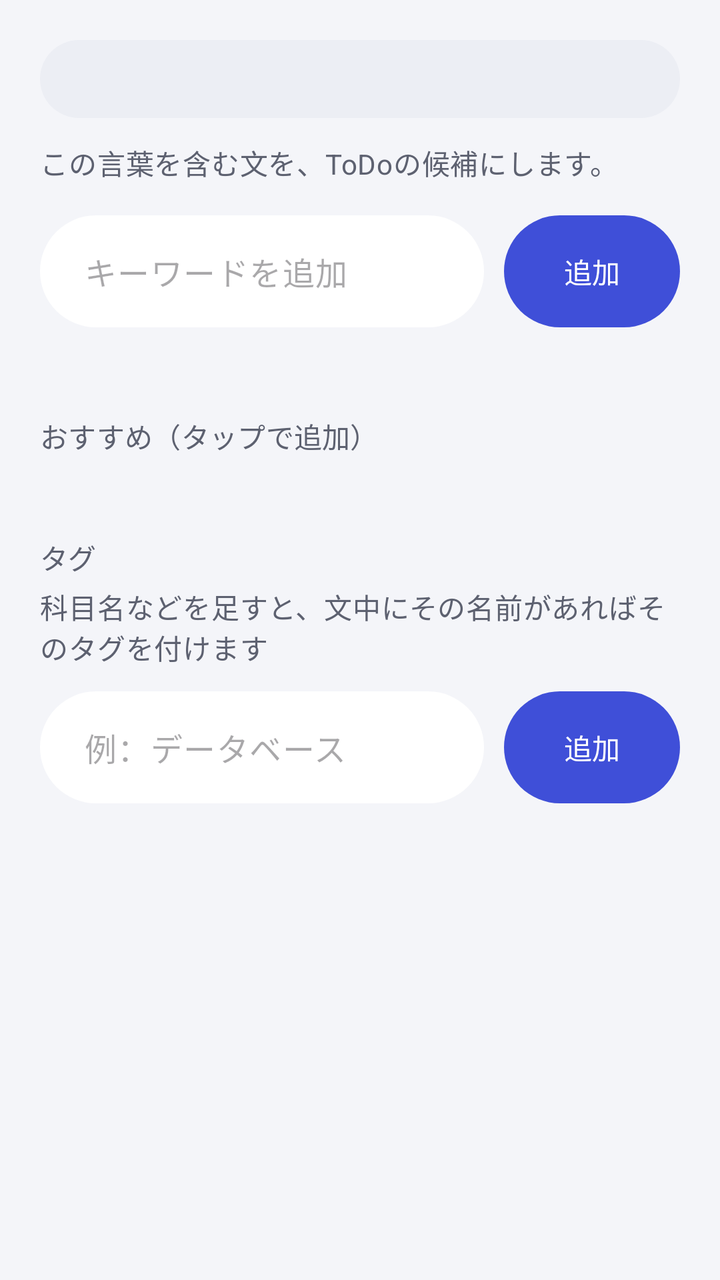
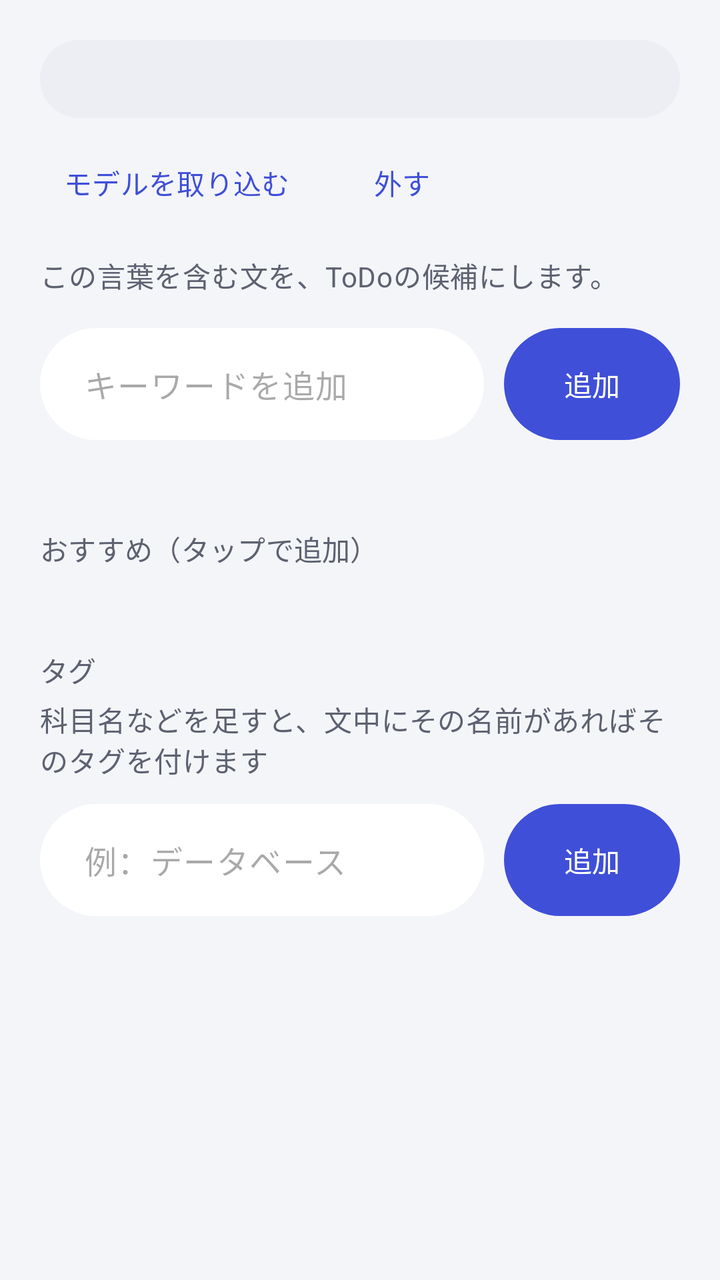

Compare the two renders of this Android layout. The source of the first and the diff that turns it into the second are given below.
<!-- AndroidManifest.xml: application theme Theme.MimiMemo -->
<!-- res/layout/activity_settings.xml -->
<?xml version="1.0" encoding="utf-8"?>
<ScrollView xmlns:android="http://schemas.android.com/apk/res/android"
    xmlns:app="http://schemas.android.com/apk/res-auto"
    android:layout_width="match_parent"
    android:layout_height="match_parent">

    <LinearLayout
        android:layout_width="match_parent"
        android:layout_height="wrap_content"
        android:orientation="vertical"
        android:padding="20dp">

        
        <TextView
            android:id="@+id/textAi"
            android:layout_width="match_parent"
            android:layout_height="wrap_content"
            android:layout_marginBottom="12dp"
            android:background="@drawable/bg_pill"
            android:backgroundTint="@color/surface_container"
            android:paddingHorizontal="16dp"
            android:paddingVertical="10dp"
            android:textAppearance="?attr/textAppearanceBodyMedium"
            android:textColor="?attr/colorOnSurface" />

        <TextView
            android:layout_width="match_parent"
            android:layout_height="wrap_content"
            android:text="@string/settings_description"
            android:textAppearance="?attr/textAppearanceBodyMedium"
            android:textColor="?attr/colorOnSurfaceVariant" />

        <LinearLayout
            android:layout_width="match_parent"
            android:layout_height="wrap_content"
            android:layout_marginTop="16dp"
            android:gravity="center_vertical"
            android:orientation="horizontal">

            
            <com.google.android.material.textfield.TextInputLayout
                android:id="@+id/layoutKeyword"
                style="@style/Widget.Material3.TextInputLayout.FilledBox"
                android:layout_width="0dp"
                android:layout_height="wrap_content"
                android:layout_weight="1"
                app:boxBackgroundColor="@color/card"
                app:boxCornerRadiusBottomEnd="28dp"
                app:boxCornerRadiusBottomStart="28dp"
                app:boxCornerRadiusTopEnd="28dp"
                app:boxCornerRadiusTopStart="28dp"
                app:boxStrokeWidth="0dp"
                app:boxStrokeWidthFocused="0dp"
                app:hintEnabled="false">

                <com.google.android.material.textfield.TextInputEditText
                    android:id="@+id/editKeyword"
                    android:layout_width="match_parent"
                    android:layout_height="56dp"
                    android:hint="@string/keyword_hint"
                    android:imeOptions="actionDone"
                    android:inputType="text"
                    android:paddingStart="22dp"
                    android:paddingTop="0dp"
                    android:paddingEnd="16dp"
                    android:paddingBottom="0dp" />
            </com.google.android.material.textfield.TextInputLayout>

            <com.google.android.material.button.MaterialButton
                android:id="@+id/buttonAdd"
                android:layout_width="wrap_content"
                android:layout_height="56dp"
                android:layout_marginStart="10dp"
                android:insetTop="0dp"
                android:insetBottom="0dp"
                android:paddingHorizontal="24dp"
                android:text="@string/action_add_keyword"
                app:cornerRadius="28dp" />
        </LinearLayout>

        <com.google.android.material.chip.ChipGroup
            android:id="@+id/chipGroup"
            android:layout_width="match_parent"
            android:layout_height="wrap_content"
            android:layout_marginTop="16dp" />

        
        <TextView
            android:id="@+id/labelSuggestions"
            style="@style/MimiMemo.SectionTitle"
            android:layout_width="wrap_content"
            android:layout_height="wrap_content"
            android:layout_marginTop="28dp"
            android:text="@string/keyword_suggestions" />

        <com.google.android.material.chip.ChipGroup
            android:id="@+id/suggestionGroup"
            android:layout_width="match_parent"
            android:layout_height="wrap_content"
            android:layout_marginTop="8dp" />

        
        <TextView
            style="@style/MimiMemo.SectionTitle"
            android:layout_width="wrap_content"
            android:layout_height="wrap_content"
            android:layout_marginTop="32dp"
            android:text="@string/tags_title" />

        <TextView
            android:layout_width="match_parent"
            android:layout_height="wrap_content"
            android:layout_marginTop="4dp"
            android:text="@string/tags_description"
            android:textAppearance="?attr/textAppearanceBodyMedium"
            android:textColor="?attr/colorOnSurfaceVariant" />

        <LinearLayout
            android:layout_width="match_parent"
            android:layout_height="wrap_content"
            android:layout_marginTop="12dp"
            android:gravity="center_vertical"
            android:orientation="horizontal">

            <com.google.android.material.textfield.TextInputLayout
                android:id="@+id/layoutTag"
                style="@style/Widget.Material3.TextInputLayout.FilledBox"
                android:layout_width="0dp"
                android:layout_height="wrap_content"
                android:layout_weight="1"
                app:boxBackgroundColor="@color/card"
                app:boxCornerRadiusBottomEnd="28dp"
                app:boxCornerRadiusBottomStart="28dp"
                app:boxCornerRadiusTopEnd="28dp"
                app:boxCornerRadiusTopStart="28dp"
                app:boxStrokeWidth="0dp"
                app:boxStrokeWidthFocused="0dp"
                app:hintEnabled="false">

                <com.google.android.material.textfield.TextInputEditText
                    android:id="@+id/editTag"
                    android:layout_width="match_parent"
                    android:layout_height="56dp"
                    android:hint="@string/tag_hint"
                    android:imeOptions="actionDone"
                    android:inputType="text"
                    android:maxLength="12"
                    android:paddingStart="22dp"
                    android:paddingTop="0dp"
                    android:paddingEnd="16dp"
                    android:paddingBottom="0dp" />
            </com.google.android.material.textfield.TextInputLayout>

            <com.google.android.material.button.MaterialButton
                android:id="@+id/buttonAddTag"
                android:layout_width="wrap_content"
                android:layout_height="56dp"
                android:layout_marginStart="10dp"
                android:insetTop="0dp"
                android:insetBottom="0dp"
                android:paddingHorizontal="24dp"
                android:text="@string/action_add_keyword"
                app:cornerRadius="28dp" />
        </LinearLayout>

        <com.google.android.material.chip.ChipGroup
            android:id="@+id/tagGroup"
            android:layout_width="match_parent"
            android:layout_height="wrap_content"
            android:layout_marginTop="12dp" />

    </LinearLayout>
</ScrollView>
<!-- resources referenced by this layout -->
<resources>
  <color name="card">#FFFFFF</color>
  <color name="surface_container">#ECEEF4</color>
  <!-- drawable bg_pill (drawable) -->
  <?xml version="1.0" encoding="utf-8"?>
  <shape xmlns:android="http://schemas.android.com/apk/res/android" android:shape="rectangle">
      <solid android:color="#FFFFFFFF" />
      <corners android:radius="100dp" />
  </shape>
  <string name="action_add_keyword">追加</string>
  <string name="keyword_hint">キーワードを追加</string>
  <string name="keyword_suggestions">おすすめ（タップで追加）</string>
  <string name="settings_description">この言葉を含む文を、ToDoの候補にします。</string>
  <string name="tag_hint">例：データベース</string>
  <string name="tags_description">科目名などを足すと、文中にその名前があればそのタグを付けます</string>
  <string name="tags_title">タグ</string>
  <style name="MimiMemo.SectionTitle" parent="">
          <item name="android:textAppearance">?attr/textAppearanceTitleSmall</item>
          <item name="android:textColor">?attr/colorOnSurfaceVariant</item>
      </style>
  <color name="primary">#3F4FD8</color>
  <color name="on_primary">#FFFFFF</color>
  <color name="primary_container">#E3E6FF</color>
  <color name="on_primary_container">#151E6B</color>
  <color name="background">#F4F5F9</color>
  <color name="on_surface">#1A1C24</color>
  <color name="on_surface_variant">#5D6170</color>
  <color name="outline">#C9CCD6</color>
  <color name="card_stroke">#E6E8EF</color>
  <style name="MimiMemo.ActionBar" parent="Widget.Material3.ActionBar.Solid">
          <item name="background">@color/background</item>
          <item name="elevation">0dp</item>
          <item name="titleTextStyle">@style/MimiMemo.ActionBar.Title</item>
      </style>
  <style name="MimiMemo.ActionBarTheme" parent="ThemeOverlay.Material3.ActionBar">
          <item name="colorControlNormal">@color/on_surface</item>
          
          <item name="colorSurfaceContainer">@color/card</item>
      </style>
  <style name="MimiMemo.Dialog" parent="ThemeOverlay.Material3.MaterialAlertDialog">
          <item name="colorSurfaceContainerHigh">@color/card</item>
          <item name="shapeAppearanceCornerExtraLarge">@style/MimiMemo.Corner28</item>
      </style>
  <style name="MimiMemo.ActionBar.Title" parent="TextAppearance.Material3.TitleLarge">
          <item name="android:textColor">@color/on_surface</item>
          <item name="android:textStyle">bold</item>
      </style>
  <style name="MimiMemo.Corner28" parent="">
          <item name="cornerFamily">rounded</item>
          <item name="cornerSize">28dp</item>
      </style>
  <!-- unchanged entries left out for length: 1 -->
</resources>

<!-- the commit's change to res/layout/activity_settings.xml (unified diff, before → after) -->
@@ -22,6 +22,29 @@
             android:paddingVertical="10dp"
             android:textAppearance="?attr/textAppearanceBodyMedium"
             android:textColor="?attr/colorOnSurface" />
+
+        
+        <LinearLayout
+            android:layout_width="match_parent"
+            android:layout_height="wrap_content"
+            android:layout_marginTop="-4dp"
+            android:layout_marginBottom="12dp"
+            android:orientation="horizontal">
+
+            <com.google.android.material.button.MaterialButton
+                android:id="@+id/buttonImportModel"
+                style="@style/Widget.Material3.Button.TextButton"
+                android:layout_width="wrap_content"
+                android:layout_height="wrap_content"
+                android:text="@string/model_import" />
+
+            <com.google.android.material.button.MaterialButton
+                android:id="@+id/buttonRemoveModel"
+                style="@style/Widget.Material3.Button.TextButton"
+                android:layout_width="wrap_content"
+                android:layout_height="wrap_content"
+                android:text="@string/model_remove" />
+        </LinearLayout>
 
         <TextView
             android:layout_width="match_parent"
<!-- resource entries referenced after the edit -->
@@ -11,6 +11,8 @@
   <string name="action_add_keyword">追加</string>
   <string name="keyword_hint">キーワードを追加</string>
   <string name="keyword_suggestions">おすすめ（タップで追加）</string>
+  <string name="model_import">モデルを取り込む</string>
+  <string name="model_remove">外す</string>
   <string name="settings_description">この言葉を含む文を、ToDoの候補にします。</string>
   <string name="tag_hint">例：データベース</string>
   <string name="tags_description">科目名などを足すと、文中にその名前があればそのタグを付けます</string>
